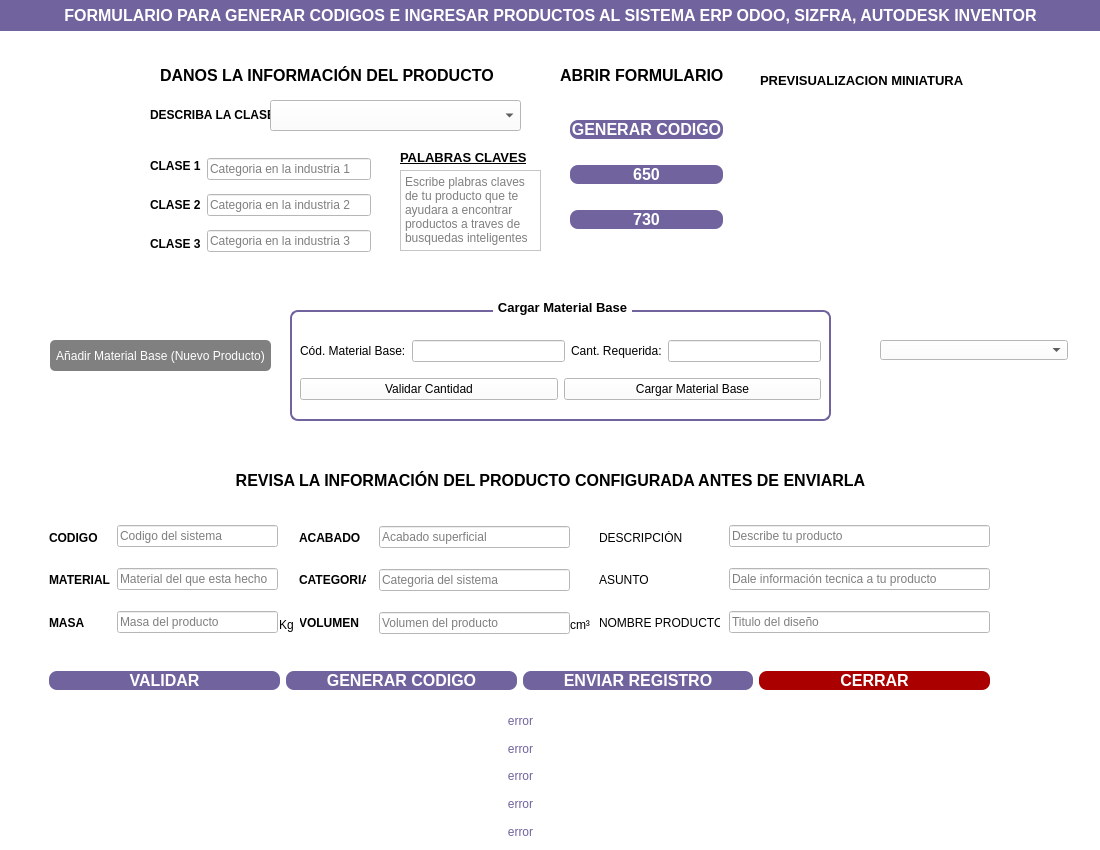
Above: FormularioOdoo.ui from joxellust72/Proyecto-Integrador-Odoo before the change. Below: the same form after it.
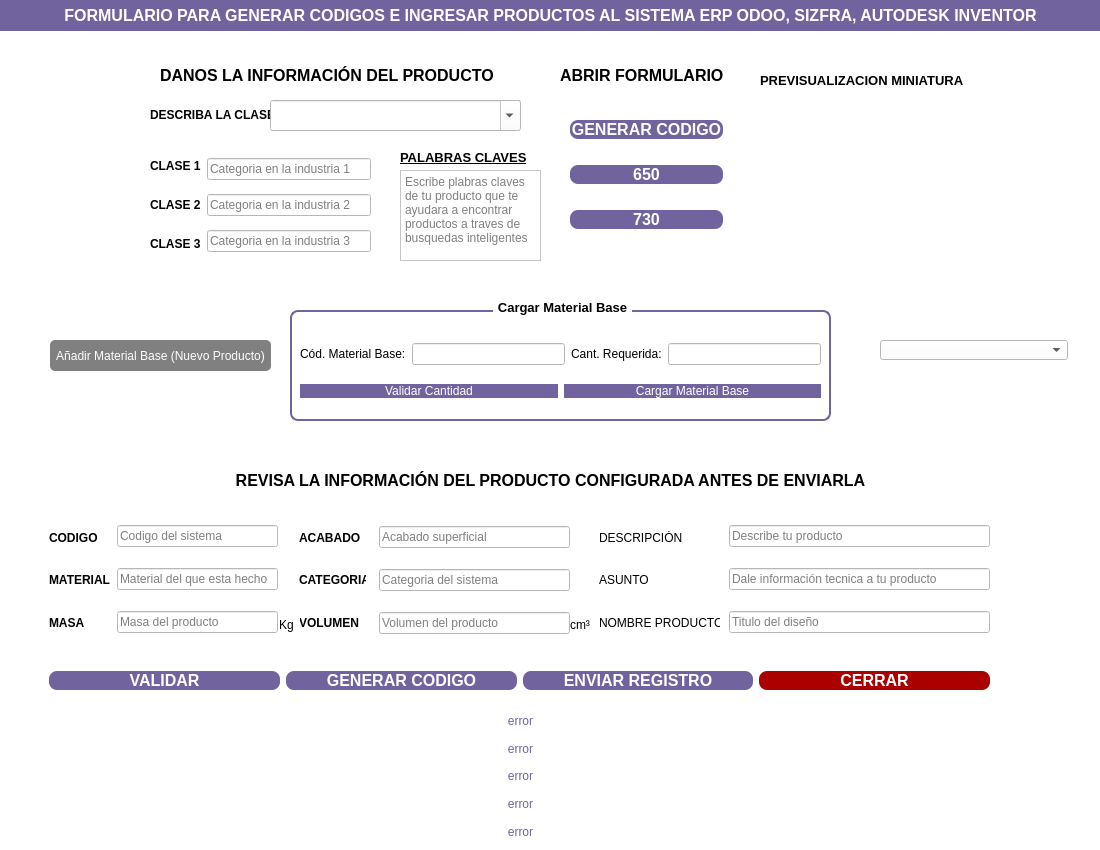
That is the form after the change. Icons and pictures are not drawn.

Commit message: actualizacion buscador

Diff of the .ui file:
```diff
--- a/FormularioOdoo.ui
+++ b/FormularioOdoo.ui
@@ -97,8 +97,14 @@
      <height>31</height>
     </rect>
    </property>
+   <property name="editable">
+    <bool>true</bool>
+   </property>
+   <property name="insertPolicy">
+    <enum>QComboBox::NoInsert</enum>
+   </property>
    <property name="placeholderText" stdset="0">
-    <string>Selecciona una descripción de tu producto</string>
+    <string>Escribe para buscar una clase...</string>
    </property>
    <item>
     <property name="text">
@@ -135,7 +141,7 @@
      <x>400</x>
      <y>170</y>
      <width>141</width>
-     <height>81</height>
+     <height>91</height>
     </rect>
    </property>
    <property name="acceptDrops">
@@ -979,6 +985,12 @@
       <layout class="QHBoxLayout" name="horizontalLayout_4">
        <item>
         <widget class="QPushButton" name="btnValidar_integrado">
+         <property name="styleSheet">
+          <string notr="true">QPushButton{
+background-color: rgb(113, 99, 158);
+color: rgb(255, 255, 255);
+border-radius:8px}</string>
+         </property>
          <property name="text">
           <string>Validar Cantidad</string>
          </property>
@@ -986,6 +998,12 @@
        </item>
        <item>
         <widget class="QPushButton" name="btnCargar_integrado">
+         <property name="styleSheet">
+          <string notr="true">QPushButton{
+background-color: rgb(113, 99, 158);
+color: rgb(255, 255, 255);
+border-radius:8px}</string>
+         </property>
          <property name="text">
           <string>Cargar Material Base</string>
          </property>
```
Left out of the diff: 7 changed lines with no effect on the pictures. The commit also changes 1 other file.
